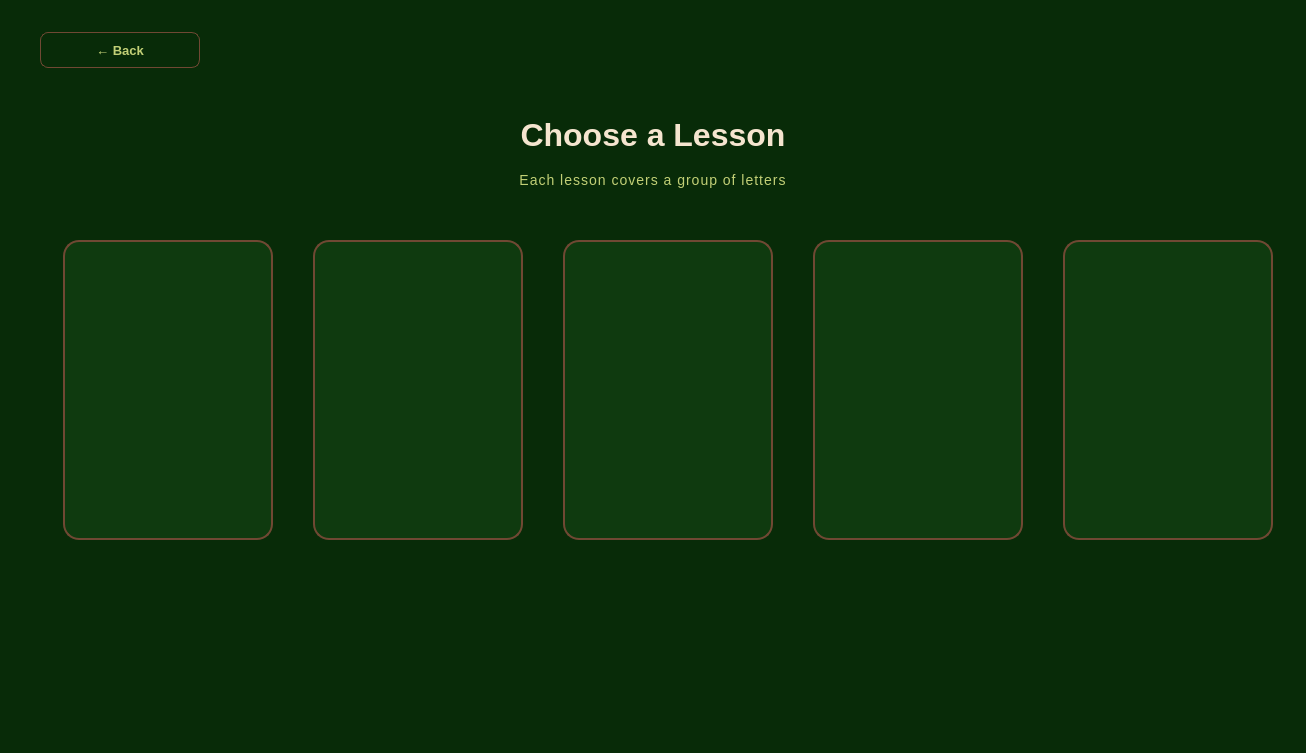
This is senyasabi/lessons/lesson_select.ui in Richalene/Senyasabi_V1 as Qt 5 draws it before an edit. The edited form follows.
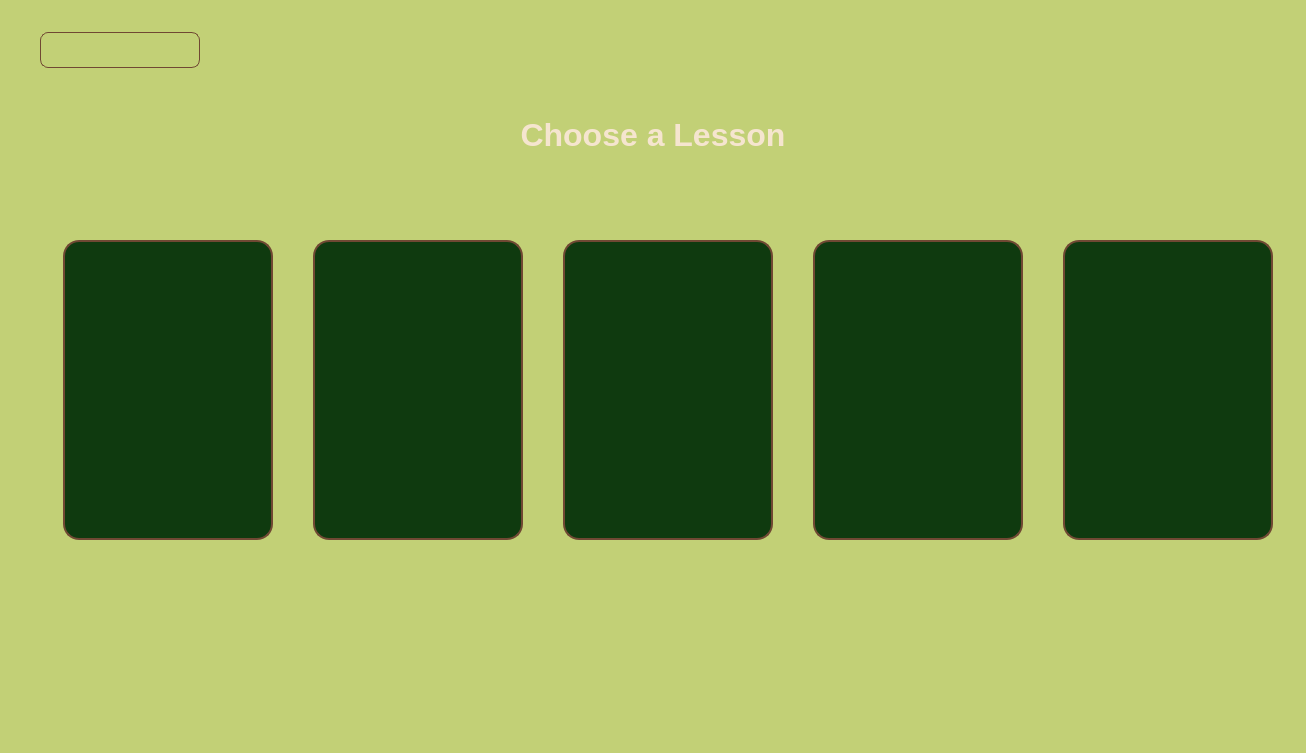
This is the edited form.

The edit to the form file:
```diff
--- a/senyasabi/lessons/lesson_select.ui
+++ b/senyasabi/lessons/lesson_select.ui
@@ -9,7 +9,7 @@
   <property name="styleSheet">
    <string notr="true">
 QWidget#LessonSelect {
-    background-color: #082B08;
+    background-color: #C2D076;
 }
 QLabel#titleLabel {
     color: #F5E5CF;
```
